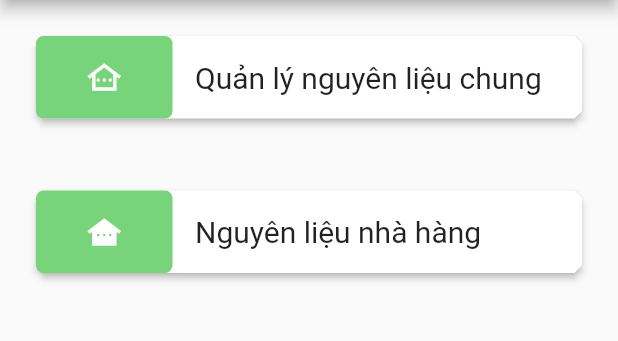
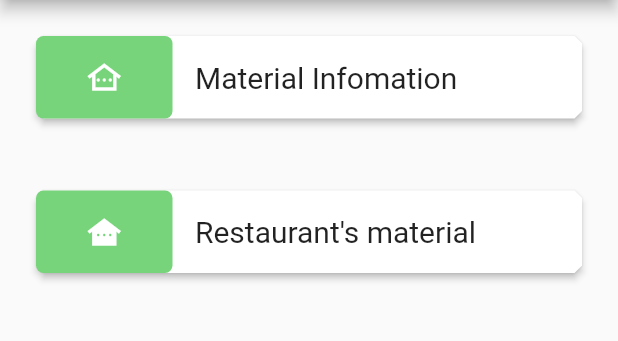
Before and after one commit to Nghi1706/AppChayXanh, a Flutter app: the MaterialMenu screen opened directly with empty values, on a phone screen of 412 x 824 dp, the part 84-425 px from its top. Run offline on Flutter 3.47's test engine with Material 2 defaults, Android fonts, the phone set to English and light mode, and no system bars; our stand-ins replace bloc, flutter_bloc, shared_preferences; missing offline and left inert: dart:ffi; accounts and stored records are empty; network calls fail.

Commit message:
add mmore

```diff
--- a/lib/bloc/product_bloc.dart
+++ b/lib/bloc/product_bloc.dart
@@ -119,7 +119,9 @@ class ProductBloc extends Bloc<ProductEvent, ProductState> {
         emit(ProductIsDeleting());
         log("is deleting!");
         var res2 = await CallAPI().Delete(deleteProduct, event.params);
-        if (res2 != '') {
+        var res3 =
+            await CallAPI().Delete(deleteProductsRestaurant, event.params);
+        if (res2 != '' && res3 != '') {
           emit(ProductDeleted());
           log("is deleted!");
         } else {
--- a/lib/screen/cooking.dart
+++ b/lib/screen/cooking.dart
@@ -32,9 +32,9 @@ class _CookingScreenState extends State<CookingScreen> {
     } else if (numberColor == -1) {
       return Colors.red[200];
     } else if (numberColor == 1) {
+      return Colors.blue[200];
+    } else if (numberColor == 2) {
       return Colors.green[200];
-    } else if (numberColor == 2) {
-      return Colors.blue[200];
     }
   }
 
--- a/lib/screen/login.dart
+++ b/lib/screen/login.dart
@@ -47,6 +47,7 @@ class _LoginScreenState extends State<LoginScreen> {
                 TextField(
                   decoration: const InputDecoration(
                       border: OutlineInputBorder(), labelText: 'Phone number'),
+                  keyboardType: TextInputType.numberWithOptions(decimal: true),
                   onChanged: (value) => {
                     _phoneNumber = value,
                   },
--- a/lib/screen/material.dart
+++ b/lib/screen/material.dart
@@ -140,7 +140,7 @@ class _MaterialCEDState extends State<MaterialCED> {
                                                   const SizedBox(
                                                     height: 10,
                                                   ),
-                                                  Text("Chọn loại nguyên liệu"),
+                                                  Text("Type of material"),
                                                   DropdownButtonFormField(
                                                     items:
                                                         type.map((items_type) {
@@ -166,8 +166,7 @@ class _MaterialCEDState extends State<MaterialCED> {
                                                   const SizedBox(
                                                     height: 10,
                                                   ),
-                                                  const Text(
-                                                      "Chọn đơn vị tính"),
+                                                  const Text("Unit"),
                                                   DropdownButtonFormField(
                                                     items: unit.map((unit) {
                                                       return DropdownMenuItem<
@@ -334,7 +333,7 @@ class _MaterialCEDState extends State<MaterialCED> {
                                                   const SizedBox(
                                                     height: 10,
                                                   ),
-                                                  Text("Chọn loại nguyên liệu"),
+                                                  Text("Type of material"),
                                                   DropdownButtonFormField(
                                                     items:
                                                         type.map((items_type) {
@@ -360,8 +359,7 @@ class _MaterialCEDState extends State<MaterialCED> {
                                                   const SizedBox(
                                                     height: 10,
                                                   ),
-                                                  const Text(
-                                                      "Chọn đơn vị tính"),
+                                                  const Text("Unit"),
                                                   DropdownButtonFormField(
                                                     items: unit.map((unit) {
                                                       return DropdownMenuItem<
@@ -513,7 +511,7 @@ class _MaterialCEDState extends State<MaterialCED> {
                                               const SizedBox(
                                                 height: 5,
                                               ),
-                                              Text("Tồn kho : " +
+                                              Text("available : " +
                                                   material[index]
                                                           ['available_new']
                                                       .toString() +
--- a/lib/screen/material_menu.dart
+++ b/lib/screen/material_menu.dart
@@ -57,7 +57,7 @@ class _MaterialMenuState extends State<MaterialMenu> {
               },
               child: const ButtonCustom(
                 icon: Icons.other_houses_outlined,
-                text: "Quản lý nguyên liệu chung",
+                text: "Material Infomation",
               )),
           widget.listRestaurant.length == 0
               ? InkWell(
@@ -76,7 +76,7 @@ class _MaterialMenuState extends State<MaterialMenu> {
                   },
                   child: const ButtonCustom(
                     icon: Icons.other_houses,
-                    text: "Nguyên liệu nhà hàng",
+                    text: "Restaurant's material",
                   ))
               : InkWell(
                   onTap: () {
@@ -87,7 +87,7 @@ class _MaterialMenuState extends State<MaterialMenu> {
                           shape: const RoundedRectangleBorder(
                               borderRadius:
                                   BorderRadius.all(Radius.circular(20))),
-                          title: Text('Chọn nhà hàng'),
+                          title: Text('Choose restaurant'),
                           content: SingleChildScrollView(
                             child: Column(
                               crossAxisAlignment: CrossAxisAlignment.start,
@@ -95,7 +95,7 @@ class _MaterialMenuState extends State<MaterialMenu> {
                                 const SizedBox(
                                   height: 5,
                                 ),
-                                const Text("Danh sách nhà hàng"),
+                                const Text("List restaurant"),
                                 const SizedBox(
                                   height: 10,
                                 ),
@@ -180,7 +180,7 @@ class _MaterialMenuState extends State<MaterialMenu> {
                   },
                   child: const ButtonCustom(
                     icon: Icons.other_houses,
-                    text: "Nguyên liệu nhà hàng",
+                    text: "Restaurant's material",
                   ))
         ],
       ),
--- a/lib/screen/product.dart
+++ b/lib/screen/product.dart
@@ -37,9 +37,9 @@ class _ProductScreenState extends State<ProductScreen> {
       } else if (numberColor == -1) {
         return Colors.red[200];
       } else if (numberColor == 1) {
+        return Colors.blue[200];
+      } else if (numberColor == 2) {
         return Colors.green[200];
-      } else if (numberColor == 2) {
-        return Colors.blue[200];
       }
     }
 
--- a/lib/widget/menuHost.dart
+++ b/lib/widget/menuHost.dart
@@ -270,7 +270,7 @@ class _MenuHostState extends State<MenuHost> {
                           shape: const RoundedRectangleBorder(
                               borderRadius:
                                   BorderRadius.all(Radius.circular(20))),
-                          title: Text('Chọn nhà hàng'),
+                          title: Text('Choose restaurant'),
                           content: SingleChildScrollView(
                             child: Column(
                               crossAxisAlignment: CrossAxisAlignment.start,
@@ -278,7 +278,7 @@ class _MenuHostState extends State<MenuHost> {
                                 const SizedBox(
                                   height: 5,
                                 ),
-                                const Text("Danh sách nhà hàng"),
+                                const Text("List restaurant"),
                                 const SizedBox(
                                   height: 10,
                                 ),
@@ -394,7 +394,7 @@ class _MenuHostState extends State<MenuHost> {
                           shape: const RoundedRectangleBorder(
                               borderRadius:
                                   BorderRadius.all(Radius.circular(20))),
-                          title: Text('Chọn nhà hàng'),
+                          title: Text('Choose restaurant'),
                           content: SingleChildScrollView(
                             child: Column(
                               crossAxisAlignment: CrossAxisAlignment.start,
@@ -402,7 +402,7 @@ class _MenuHostState extends State<MenuHost> {
                                 const SizedBox(
                                   height: 5,
                                 ),
-                                const Text("Danh sách nhà hàng"),
+                                const Text("List restaurant"),
                                 const SizedBox(
                                   height: 10,
                                 ),
```
Also changed, not shown: lib/screen/cook.dart (+11 -4 lines), lib/widget/addProduct.dart (+26 -25 lines).
